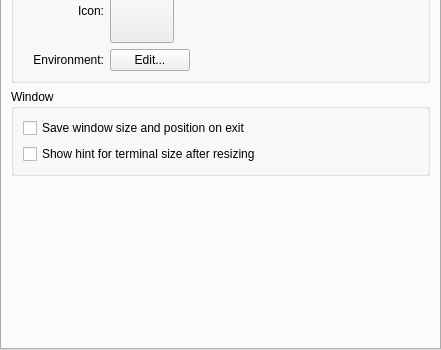
Above: src/EditProfileDialog.ui from Hithy/konsole before the change; both pictures show x 0 to 441 and y 201 to 551 of the 441 by 551 pixel window. Below: the same form after it.
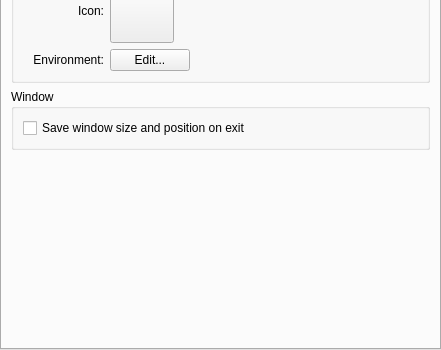
That is the form after the change. Custom widgets are drawn as their Qt base class.

Commit message:
Migrate the 'show size hint' option from profiles into global settings
TODO: it is broken due to the way konsole is built

```diff
--- a/src/EditProfileDialog.ui
+++ b/src/EditProfileDialog.ui
@@ -224,16 +224,6 @@
             </property>
            </widget>
           </item>
-          <item>
-           <widget class="QCheckBox" name="showTerminalSizeHintButton">
-            <property name="toolTip">
-             <string>Show terminal size in columns and lines in the center of window after resizing</string>
-            </property>
-            <property name="text">
-             <string>Show hint for terminal size after resizing</string>
-            </property>
-           </widget>
-          </item>
          </layout>
         </widget>
        </item>
```
The commit also changes 8 other files.
